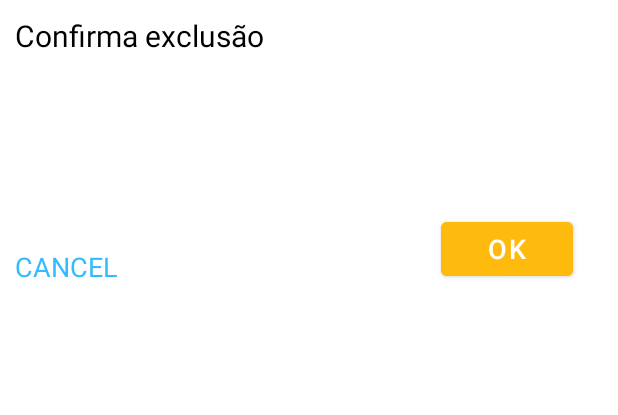
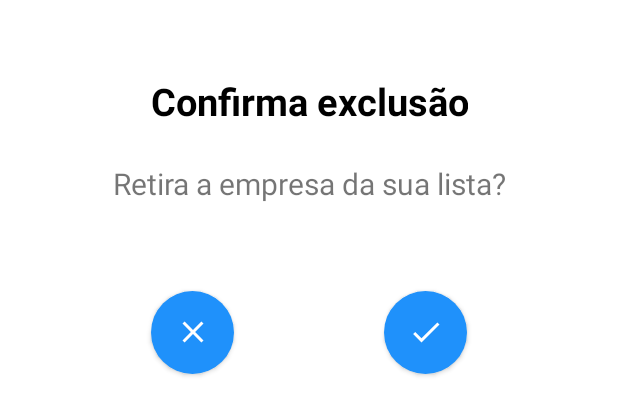
Before and after one commit to DarleneCosta/wallet-fiap-android, an Android app: the layout dialog_delete.xml on its own in the app's theme, with its tools: preview values and no code run, on a phone screen of 412 x 824 dp. Shown: the top 415 px of the screen. Run offline under Robolectric (Android 15) with nearby library versions, the light colour scheme and no system bars; network calls fail.

Commit message:
layout tela delete

```diff
--- a/app/src/main/java/fiap/com/wallet/StoreActivity.kt
+++ b/app/src/main/java/fiap/com/wallet/StoreActivity.kt
@@ -69,4 +69,6 @@ class StoreActivity : AppCompatActivity() {
       //TODO: MODAL DE CONFIRMACAO PARA REMOVER DA LISTA
 
     }
+
+
 }
--- a/app/src/main/java/fiap/com/wallet/adapters/StoreAdapter.kt
+++ b/app/src/main/java/fiap/com/wallet/adapters/StoreAdapter.kt
@@ -5,6 +5,8 @@ import android.view.ViewGroup
 import androidx.recyclerview.widget.RecyclerView
 import fiap.com.wallet.databinding.ResItemFavoriteBinding
 import fiap.com.wallet.models.StorePreference
+
+
 
 class StoreAdapter(private val onItemClicked: (StorePreference)->Unit) :RecyclerView.Adapter<StoreViewHolder>() {
     private var stores= mutableListOf<StorePreference>()
@@ -35,9 +37,9 @@ class StoreAdapter(private val onItemClicked: (StorePreference)->Unit) :Recycler
 class StoreViewHolder(val binding: ResItemFavoriteBinding) : RecyclerView.ViewHolder(binding.root) {
 
     fun bind(store: StorePreference, onItemClicked: (StorePreference) -> Unit) {
-
+//TODO: colocar o icone da loja
         binding.name.text = store.name
-        binding.percent.text = store.percent.toString()
+        binding.percent.text = store.percent.toString() + "%"
 
         itemView.setOnClickListener {
             onItemClicked(store)
--- a/app/src/main/java/fiap/com/wallet/api/MyInterceptor.kt
+++ b/app/src/main/java/fiap/com/wallet/api/MyInterceptor.kt
@@ -7,7 +7,7 @@ class MyInterceptor:Interceptor {
     override fun intercept(chain: Interceptor.Chain): Response {
     val request = chain.request()
         .newBuilder()
-        .addHeader("Authorization","Bearer eyJhbGciOiJIUzUxMiJ9.eyJzdWIiOiI0NDU1NiIsImV4cCI6MTY0NDQwNzYzOX0.GIEj9AgHVnOWQ8CP78OcoWaxljaFnKwwQn-gMwKJu-IlHvmPKa1pDQgSQ86QJpjjLL5xua9VdiAvnNIyqfzTMg")
+        .addHeader("Authorization","Bearer eyJhbGciOiJIUzUxMiJ9.eyJzdWIiOiIxMjM0NTY3ODkiLCJleHAiOjE2NDQ4NzI5NzJ9.M7wJXELZTM21hWPsxgqXp5LdrwSALP3ZHgxmACBZ4vT4AJaLbtHfEpieVJ1wFnXLprLd3-eAkM1TyEi4Yg9o-g")
         .build()
 
         return chain.proceed(request)
--- a/app/src/main/java/fiap/com/wallet/api/RetrofitService.kt
+++ b/app/src/main/java/fiap/com/wallet/api/RetrofitService.kt
@@ -6,9 +6,10 @@ import okhttp3.OkHttpClient
 import retrofit2.Retrofit
 import retrofit2.converter.gson.GsonConverterFactory
 
+
 interface RetrofitService {
 
-    @GET("preference/44556")//TODO: CPF COMO PEGAR ESTA INFORMAÇÃO
+    @GET("preference/123456789")//TODO: CPF COMO PEGAR ESTA INFORMAÇÃO
     fun getAllStore(): Call<List<StorePreference>>
 
     companion object{
@@ -18,7 +19,7 @@ interface RetrofitService {
 
         private val retrofitService: RetrofitService by lazy{
             val retrofit = Retrofit.Builder()
-                .baseUrl("http://3.140.201.92")//TODO: USAR VARIAVEL GLOBAL
+                .baseUrl("http://34.134.40.101:8080")//TODO: USAR VARIAVEL GLOBAL
                 .client(client)
                 .addConverterFactory(GsonConverterFactory.create())
                 .build()
--- /dev/null
+++ b/app/src/main/res/drawable/btn_rounded.xml
@@ -0,0 +1,9 @@
+<?xml version="1.0" encoding="utf-8"?>
+<ripple xmlns:android="http://schemas.android.com/apk/res/android"
+    android:color="@color/orange">
+    <item>
+        <shape android:shape="oval">
+            <solid android:color="@color/orange"                />
+        </shape>
+    </item>
+</ripple>
--- /dev/null
+++ b/app/src/main/res/drawable/ic_baseline_check_24.xml
@@ -0,0 +1,5 @@
+<vector android:height="24dp" android:tint="#FFFFFF"
+    android:viewportHeight="24" android:viewportWidth="24"
+    android:width="24dp" xmlns:android="http://schemas.android.com/apk/res/android">
+    <path android:fillColor="@android:color/white" android:pathData="M9,16.17L4.83,12l-1.42,1.41L9,19 21,7l-1.41,-1.41z"/>
+</vector>
--- a/app/src/main/res/layout/dialog_delete.xml
+++ b/app/src/main/res/layout/dialog_delete.xml
@@ -1,52 +1,80 @@
 <?xml version="1.0" encoding="utf-8"?>
-<RelativeLayout
+<androidx.constraintlayout.widget.ConstraintLayout
     xmlns:android="http://schemas.android.com/apk/res/android"
+    xmlns:app="http://schemas.android.com/apk/res-auto"
     xmlns:tools="http://schemas.android.com/tools"
     android:layout_width="match_parent"
-    android:layout_height="match_parent"
-    tools:context="fiap.com.wallet.StoreActivity"
+    android:layout_height="300dp"
+    tools:context=".StoreActivity"
     >
 
-    <RelativeLayout
-        android:layout_width="match_parent"
-        android:layout_height="200dp"
-        android:padding="10dp">
 
-        <TextView
-            android:layout_width="match_parent"
-            android:layout_height="wrap_content"
-            android:text="Confirma exclusão"
-            android:textColor="#000"
-            android:textSize="20dp" />
+    <TextView
+        android:id="@+id/textView"
+        android:layout_width="wrap_content"
+        android:layout_height="wrap_content"
+        android:layout_marginStart="100dp"
+        android:layout_marginTop="50dp"
+        android:layout_marginEnd="100dp"
+        android:text="Confirma exclusão"
+        android:textAlignment="center"
+        android:textColor="@color/black"
+        android:textSize="25dp"
+        android:textStyle="bold"
+        app:layout_constraintEnd_toEndOf="parent"
+        app:layout_constraintStart_toStartOf="parent"
+        app:layout_constraintTop_toTopOf="parent" />
 
+    <TextView
+        android:id="@+id/textView2"
+        android:layout_width="wrap_content"
+        android:layout_height="wrap_content"
+        android:layout_marginStart="71dp"
+        android:layout_marginTop="23dp"
+        android:layout_marginEnd="71dp"
+        android:layout_marginBottom="47dp"
+        android:text="Retira a empresa da sua lista?"
+        android:textAlignment="center"
+        android:textSize="20dp"
+        app:layout_constraintBottom_toTopOf="@+id/btnCancel"
+        app:layout_constraintEnd_toEndOf="parent"
+        app:layout_constraintStart_toStartOf="parent"
+        app:layout_constraintTop_toBottomOf="@+id/textView" />
 
+    <Button
+        android:id="@+id/btnCancel"
+        android:layout_width="55dp"
+        android:layout_height="55dp"
+        android:layout_marginStart="130dp"
+        android:layout_marginTop="10dp"
+        android:layout_marginEnd="50dp"
+        android:layout_marginBottom="50dp"
+        android:background="@drawable/btn_rounded"
+        android:backgroundTint="@color/orange"
+        android:elevation="5dp"
+        android:gravity="center_vertical|center_horizontal"
+        app:icon="@drawable/ic_baseline_clear_24"
+        app:layout_constraintBottom_toBottomOf="parent"
+        app:layout_constraintEnd_toStartOf="@+id/btnDelete"
+        app:layout_constraintStart_toStartOf="parent"
+        app:layout_constraintTop_toBottomOf="@+id/textView2" />
 
-
-        <Button
-            android:id="@+id/action_ok"
-            android:layout_width="wrap_content"
-            android:layout_height="wrap_content"
-            android:layout_alignParentRight="true"
-            android:layout_alignParentBottom="true"
-            android:layout_marginRight="20dp"
-            android:backgroundTint="@color/orange"
-            android:text="OK"
-            android:textColor="@color/white"
-            android:textSize="18sp" />
-
-        <TextView
-            android:id="@+id/action_cancel"
-            android:layout_width="wrap_content"
-            android:layout_height="wrap_content"
-            android:layout_alignParentLeft="true"
-            android:layout_alignParentBottom="true"
-            android:layout_marginRight="20dp"
-            android:text="CANCEL"
-            android:textColor="#33bbff"
-            android:textSize="18sp" />
-
-    </RelativeLayout>
-
-
-
-</RelativeLayout>
+    <Button
+        android:id="@+id/btnDelete"
+        android:layout_width="55dp"
+        android:layout_height="55dp"
+        android:layout_marginStart="50dp"
+        android:layout_marginTop="10dp"
+        android:layout_marginEnd="130dp"
+        android:layout_marginBottom="50dp"
+        android:background="@drawable/btn_rounded"
+        android:backgroundTint="@color/orange"
+        android:elevation="5dp"
+        android:gravity="center_vertical|center_horizontal"
+        app:icon="@drawable/ic_baseline_check_24"
+        app:layout_constraintBottom_toBottomOf="parent"
+        app:layout_constraintEnd_toEndOf="parent"
+        app:layout_constraintStart_toEndOf="@+id/btnCancel"
+        app:layout_constraintTop_toBottomOf="@+id/textView2"
+        app:layout_constraintVertical_bias="0.98" />
+</androidx.constraintlayout.widget.ConstraintLayout>
```
Also changed, not shown: app/src/main/res/layout/activity_store.xml (+8 -3 lines), app/src/main/res/layout/res_item_favorite.xml (+18 -19 lines), 1 other file.
